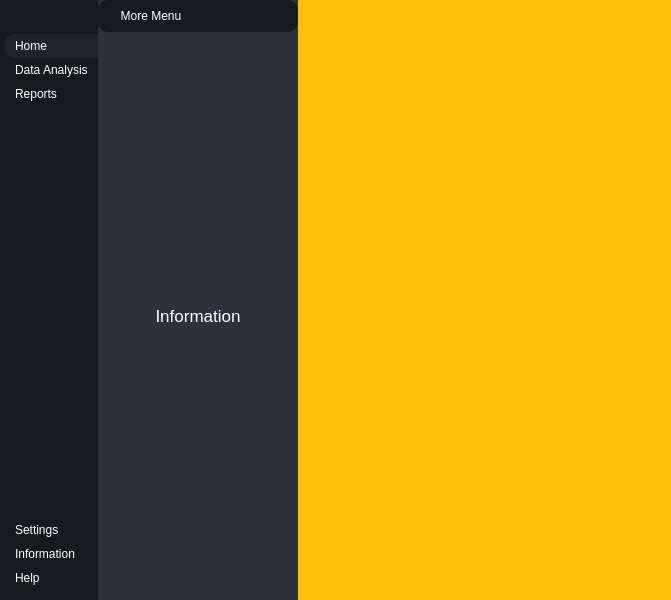
This is interface_22_modern_tutorial.ui in filipehlreis/22_modern_ui_tutorial as Qt 5 draws it before an edit. The edited form follows.
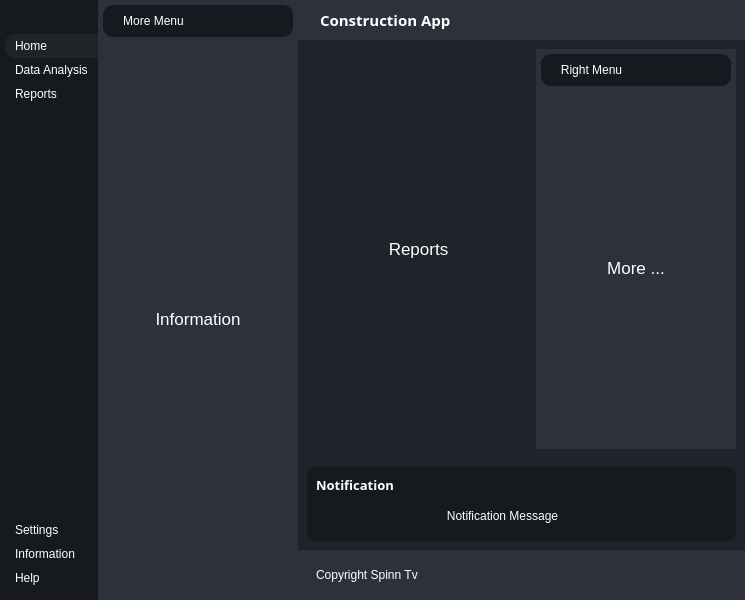
This is the edited form. The open tabs and pages were chosen to show the change. Icons and pictures are not drawn.

Commit message: done until minute 44. beginning python code.

Diff of the .ui file:
```diff
--- a/interface_22_modern_tutorial.ui
+++ b/interface_22_modern_tutorial.ui
@@ -6,7 +6,7 @@
    <rect>
     <x>0</x>
     <y>0</y>
-    <width>671</width>
+    <width>745</width>
     <height>600</height>
    </rect>
   </property>
@@ -37,13 +37,17 @@
 	border-bottom-left-radius: 10px;
 }
 
-#centerMenuSubContainer{
+#centerMenuSubContainer, #rightMenuSubContainer{
 	background-color: #2c313c;
 }
 
-#frame_6{
+#frame_6, #frame_8, #popupNotificationSubContainer{
 	background-color: #16191d;
 border-radius: 10px;
+}
+
+#headerContainer, #footerContainer{
+	background-color: #2c313c;
 }</string>
   </property>
   <widget class="QWidget" name="centralwidget">
@@ -391,19 +395,19 @@
          </property>
          <layout class="QVBoxLayout" name="verticalLayout_6">
           <property name="spacing">
-           <number>0</number>
+           <number>5</number>
           </property>
           <property name="leftMargin">
-           <number>0</number>
+           <number>5</number>
           </property>
           <property name="topMargin">
-           <number>0</number>
+           <number>5</number>
           </property>
           <property name="rightMargin">
-           <number>0</number>
+           <number>5</number>
           </property>
           <property name="bottomMargin">
-           <number>0</number>
+           <number>5</number>
           </property>
           <item alignment="Qt::AlignTop">
            <widget class="QFrame" name="frame_6">
@@ -529,8 +533,567 @@
        </sizepolicy>
       </property>
       <property name="styleSheet">
-       <string notr="true">background-color: rgb(255, 194, 12);</string>
+       <string notr="true"/>
       </property>
+      <layout class="QVBoxLayout" name="verticalLayout_10">
+       <property name="spacing">
+        <number>0</number>
+       </property>
+       <property name="leftMargin">
+        <number>0</number>
+       </property>
+       <property name="topMargin">
+        <number>0</number>
+       </property>
+       <property name="rightMargin">
+        <number>0</number>
+       </property>
+       <property name="bottomMargin">
+        <number>0</number>
+       </property>
+       <item alignment="Qt::AlignTop">
+        <widget class="QWidget" name="headerContainer" native="true">
+         <layout class="QHBoxLayout" name="horizontalLayout_5">
+          <item alignment="Qt::AlignLeft">
+           <widget class="QFrame" name="frame_4">
+            <property name="frameShape">
+             <enum>QFrame::StyledPanel</enum>
+            </property>
+            <property name="frameShadow">
+             <enum>QFrame::Raised</enum>
+            </property>
+            <layout class="QHBoxLayout" name="horizontalLayout_7">
+             <property name="spacing">
+              <number>6</number>
+             </property>
+             <property name="leftMargin">
+              <number>0</number>
+             </property>
+             <property name="topMargin">
+              <number>0</number>
+             </property>
+             <property name="rightMargin">
+              <number>0</number>
+             </property>
+             <property name="bottomMargin">
+              <number>0</number>
+             </property>
+             <item>
+              <widget class="QLabel" name="label_5">
+               <property name="maximumSize">
+                <size>
+                 <width>30</width>
+                 <height>30</height>
+                </size>
+               </property>
+               <property name="text">
+                <string/>
+               </property>
+               <property name="pixmap">
+                <pixmap resource="resources.qrc">:/images/assets/logo_construction.png</pixmap>
+               </property>
+               <property name="scaledContents">
+                <bool>true</bool>
+               </property>
+              </widget>
+             </item>
+             <item>
+              <widget class="QLabel" name="label_6">
+               <property name="font">
+                <font>
+                 <family>Noto Sans</family>
+                 <pointsize>11</pointsize>
+                 <weight>75</weight>
+                 <bold>true</bold>
+                </font>
+               </property>
+               <property name="text">
+                <string>Construction App</string>
+               </property>
+              </widget>
+             </item>
+            </layout>
+           </widget>
+          </item>
+          <item alignment="Qt::AlignHCenter">
+           <widget class="QFrame" name="frame_5">
+            <property name="frameShape">
+             <enum>QFrame::StyledPanel</enum>
+            </property>
+            <property name="frameShadow">
+             <enum>QFrame::Raised</enum>
+            </property>
+            <layout class="QHBoxLayout" name="horizontalLayout_6">
+             <property name="leftMargin">
+              <number>0</number>
+             </property>
+             <property name="topMargin">
+              <number>0</number>
+             </property>
+             <property name="rightMargin">
+              <number>0</number>
+             </property>
+             <property name="bottomMargin">
+              <number>0</number>
+             </property>
+             <item>
+              <widget class="QPushButton" name="pushButton_6">
+               <property name="toolTip">
+                <string>More</string>
+               </property>
+               <property name="text">
+                <string/>
+               </property>
+               <property name="icon">
+                <iconset resource="resources.qrc">
+                 <normaloff>:/icons/icons/feather-WHITE/more-horizontal.svg</normaloff>:/icons/icons/feather-WHITE/more-horizontal.svg</iconset>
+               </property>
+               <property name="iconSize">
+                <size>
+                 <width>24</width>
+                 <height>24</height>
+                </size>
+               </property>
+              </widget>
+             </item>
+             <item>
+              <widget class="QPushButton" name="pushButton_5">
+               <property name="toolTip">
+                <string>Profile</string>
+               </property>
+               <property name="text">
+                <string/>
+               </property>
+               <property name="icon">
+                <iconset resource="resources.qrc">
+                 <normaloff>:/icons/icons/feather-WHITE/user.svg</normaloff>:/icons/icons/feather-WHITE/user.svg</iconset>
+               </property>
+               <property name="iconSize">
+                <size>
+                 <width>24</width>
+                 <height>24</height>
+                </size>
+               </property>
+              </widget>
+             </item>
+            </layout>
+           </widget>
+          </item>
+          <item alignment="Qt::AlignRight">
+           <widget class="QFrame" name="frame_7">
+            <property name="frameShape">
+             <enum>QFrame::StyledPanel</enum>
+            </property>
+            <property name="frameShadow">
+             <enum>QFrame::Raised</enum>
+            </property>
+            <layout class="QHBoxLayout" name="horizontalLayout_3">
+             <property name="leftMargin">
+              <number>0</number>
+             </property>
+             <property name="topMargin">
+              <number>0</number>
+             </property>
+             <property name="rightMargin">
+              <number>0</number>
+             </property>
+             <property name="bottomMargin">
+              <number>0</number>
+             </property>
+             <item>
+              <widget class="QPushButton" name="pushButton_2">
+               <property name="toolTip">
+                <string>Minimize Window</string>
+               </property>
+               <property name="text">
+                <string/>
+               </property>
+               <property name="icon">
+                <iconset resource="resources.qrc">
+                 <normaloff>:/icons/icons/feather-WHITE/minus.svg</normaloff>:/icons/icons/feather-WHITE/minus.svg</iconset>
+               </property>
+              </widget>
+             </item>
+             <item>
+              <widget class="QPushButton" name="pushButton_3">
+               <property name="toolTip">
+                <string>Restore Window</string>
+               </property>
+               <property name="text">
+                <string/>
+               </property>
+               <property name="icon">
+                <iconset resource="resources.qrc">
+                 <normaloff>:/icons/icons/feather-WHITE/square.svg</normaloff>:/icons/icons/feather-WHITE/square.svg</iconset>
+               </property>
+              </widget>
+             </item>
+             <item>
+              <widget class="QPushButton" name="pushButton_4">
+               <property name="toolTip">
+                <string>Close Window</string>
+               </property>
+               <property name="text">
+                <string/>
+               </property>
+               <property name="icon">
+                <iconset resource="resources.qrc">
+                 <normaloff>:/icons/icons/feather-WHITE/x.svg</normaloff>:/icons/icons/feather-WHITE/x.svg</iconset>
+               </property>
+              </widget>
+             </item>
+            </layout>
+           </widget>
+          </item>
+         </layout>
+        </widget>
+       </item>
+       <item>
+        <widget class="QWidget" name="mainBodyContent" native="true">
+         <property name="sizePolicy">
+          <sizepolicy hsizetype="Preferred" vsizetype="Expanding">
+           <horstretch>0</horstretch>
+           <verstretch>0</verstretch>
+          </sizepolicy>
+         </property>
+         <layout class="QHBoxLayout" name="horizontalLayout_8">
+          <item>
+           <widget class="QWidget" name="mainContentsContainer" native="true">
+            <layout class="QVBoxLayout" name="verticalLayout_15">
+             <item>
+              <widget class="QStackedWidget" name="stackedWidget_3">
+               <property name="currentIndex">
+                <number>2</number>
+               </property>
+               <widget class="QWidget" name="page_6">
+                <layout class="QVBoxLayout" name="verticalLayout_16">
+                 <item>
+                  <widget class="QLabel" name="label_10">
+                   <property name="font">
+                    <font>
+                     <pointsize>13</pointsize>
+                    </font>
+                   </property>
+                   <property name="text">
+                    <string>Home</string>
+                   </property>
+                   <property name="alignment">
+                    <set>Qt::AlignCenter</set>
+                   </property>
+                  </widget>
+                 </item>
+                </layout>
+               </widget>
+               <widget class="QWidget" name="page_7">
+                <layout class="QVBoxLayout" name="verticalLayout_17">
+                 <item>
+                  <widget class="QLabel" name="label_11">
+                   <property name="font">
+                    <font>
+                     <pointsize>13</pointsize>
+                    </font>
+                   </property>
+                   <property name="text">
+                    <string>Data Analysis</string>
+                   </property>
+                   <property name="alignment">
+                    <set>Qt::AlignCenter</set>
+                   </property>
+                  </widget>
+                 </item>
+                </layout>
+               </widget>
+               <widget class="QWidget" name="page_8">
+                <layout class="QVBoxLayout" name="verticalLayout_18">
+                 <item>
+                  <widget class="QLabel" name="label_12">
+                   <property name="font">
+                    <font>
+                     <pointsize>13</pointsize>
+                    </font>
+                   </property>
+                   <property name="text">
+                    <string>Reports</string>
+                   </property>
+                   <property name="alignment">
+                    <set>Qt::AlignCenter</set>
+                   </property>
+                  </widget>
+                 </item>
+                </layout>
+               </widget>
+              </widget>
+             </item>
+            </layout>
+           </widget>
+          </item>
+          <item alignment="Qt::AlignRight">
+           <widget class="QWidget" name="rightMenuContainer" native="true">
+            <property name="minimumSize">
+             <size>
+              <width>200</width>
+              <height>0</height>
+             </size>
+            </property>
+            <layout class="QVBoxLayout" name="verticalLayout_11">
+             <property name="spacing">
+              <number>0</number>
+             </property>
+             <property name="leftMargin">
+              <number>0</number>
+             </property>
+             <property name="topMargin">
+              <number>0</number>
+             </property>
+             <property name="rightMargin">
+              <number>0</number>
+             </property>
+             <property name="bottomMargin">
+              <number>0</number>
+             </property>
+             <item>
+              <widget class="QWidget" name="rightMenuSubContainer" native="true">
+               <property name="minimumSize">
+                <size>
+                 <width>200</width>
+                 <height>0</height>
+                </size>
+               </property>
+               <layout class="QVBoxLayout" name="verticalLayout_12">
+                <property name="spacing">
+                 <number>5</number>
+                </property>
+                <property name="leftMargin">
+                 <number>5</number>
+                </property>
+                <property name="topMargin">
+                 <number>5</number>
+                </property>
+                <property name="rightMargin">
+                 <number>5</number>
+                </property>
+                <property name="bottomMargin">
+                 <number>5</number>
+                </property>
+                <item>
+                 <widget class="QFrame" name="frame_8">
+                  <property name="frameShape">
+                   <enum>QFrame::StyledPanel</enum>
+                  </property>
+                  <property name="frameShadow">
+                   <enum>QFrame::Raised</enum>
+                  </property>
+                  <layout class="QHBoxLayout" name="horizontalLayout_9">
+                   <item>
+                    <widget class="QLabel" name="label_7">
+                     <property name="text">
+                      <string>Right Menu</string>
+                     </property>
+                     <property name="alignment">
+                      <set>Qt::AlignCenter</set>
+                     </property>
+                    </widget>
+                   </item>
+                   <item alignment="Qt::AlignRight">
+                    <widget class="QPushButton" name="pushButton_7">
+                     <property name="toolTip">
+                      <string>Close Menu</string>
+                     </property>
+                     <property name="text">
+                      <string/>
+                     </property>
+                     <property name="icon">
+                      <iconset resource="resources.qrc">
+                       <normaloff>:/icons/icons/feather-WHITE/x-circle.svg</normaloff>:/icons/icons/feather-WHITE/x-circle.svg</iconset>
+                     </property>
+                     <property name="iconSize">
+                      <size>
+                       <width>24</width>
+                       <height>24</height>
+                      </size>
+                     </property>
+                    </widget>
+                   </item>
+                  </layout>
+                 </widget>
+                </item>
+                <item>
+                 <widget class="QStackedWidget" name="stackedWidget_2">
+                  <property name="currentIndex">
+                   <number>1</number>
+                  </property>
+                  <widget class="QWidget" name="page_4">
+                   <layout class="QVBoxLayout" name="verticalLayout_13">
+                    <item>
+                     <widget class="QLabel" name="label_8">
+                      <property name="font">
+                       <font>
+                        <pointsize>13</pointsize>
+                       </font>
+                      </property>
+                      <property name="text">
+                       <string>Profile</string>
+                      </property>
+                      <property name="alignment">
+                       <set>Qt::AlignCenter</set>
+                      </property>
+                     </widget>
+                    </item>
+                   </layout>
+                  </widget>
+                  <widget class="QWidget" name="page_5">
+                   <layout class="QVBoxLayout" name="verticalLayout_14">
+                    <item>
+                     <widget class="QLabel" name="label_9">
+                      <property name="font">
+                       <font>
+                        <pointsize>13</pointsize>
+                       </font>
+                      </property>
+                      <property name="text">
+                       <string>More ...</string>
+                      </property>
+                      <property name="alignment">
+                       <set>Qt::AlignCenter</set>
+                      </property>
+                     </widget>
+                    </item>
+                   </layout>
+                  </widget>
+                 </widget>
+                </item>
+               </layout>
+              </widget>
+             </item>
+            </layout>
+           </widget>
+          </item>
+         </layout>
+        </widget>
+       </item>
+       <item>
+        <widget class="QWidget" name="popupNotificationContainer" native="true">
+         <layout class="QVBoxLayout" name="verticalLayout_19">
+          <item>
+           <widget class="QWidget" name="popupNotificationSubContainer" native="true">
+            <layout class="QVBoxLayout" name="verticalLayout_20">
+             <item>
+              <widget class="QLabel" name="label_14">
+               <property name="font">
+                <font>
+                 <family>Noto Sans</family>
+                 <pointsize>10</pointsize>
+                 <weight>75</weight>
+                 <bold>true</bold>
+                </font>
+               </property>
+               <property name="text">
+                <string>Notification</string>
+               </property>
+              </widget>
+             </item>
+             <item>
+              <widget class="QFrame" name="frame_9">
+               <property name="frameShape">
+                <enum>QFrame::StyledPanel</enum>
+               </property>
+               <property name="frameShadow">
+                <enum>QFrame::Raised</enum>
+               </property>
+               <layout class="QHBoxLayout" name="horizontalLayout_10">
+                <item>
+                 <widget class="QLabel" name="label_13">
+                  <property name="sizePolicy">
+                   <sizepolicy hsizetype="Expanding" vsizetype="Preferred">
+                    <horstretch>0</horstretch>
+                    <verstretch>0</verstretch>
+                   </sizepolicy>
+                  </property>
+                  <property name="text">
+                   <string>Notification Message</string>
+                  </property>
+                  <property name="alignment">
+                   <set>Qt::AlignCenter</set>
+                  </property>
+                 </widget>
+                </item>
+                <item alignment="Qt::AlignRight">
+                 <widget class="QPushButton" name="pushButton_8">
+                  <property name="toolTip">
+                   <string>Close Notification</string>
+                  </property>
+                  <property name="text">
+                   <string/>
+                  </property>
+                  <property name="icon">
+                   <iconset resource="resources.qrc">
+                    <normaloff>:/icons/icons/feather-WHITE/x-octagon.svg</normaloff>:/icons/icons/feather-WHITE/x-octagon.svg</iconset>
+                  </property>
+                  <property name="iconSize">
+                   <size>
+                    <width>24</width>
+                    <height>24</height>
+                   </size>
+                  </property>
+                 </widget>
+                </item>
+               </layout>
+              </widget>
+             </item>
+            </layout>
+           </widget>
+          </item>
+         </layout>
+        </widget>
+       </item>
+       <item>
+        <widget class="QWidget" name="footerContainer" native="true">
+         <layout class="QHBoxLayout" name="horizontalLayout_11">
+          <item>
+           <widget class="QFrame" name="frame_10">
+            <property name="frameShape">
+             <enum>QFrame::StyledPanel</enum>
+            </property>
+            <property name="frameShadow">
+             <enum>QFrame::Raised</enum>
+            </property>
+            <layout class="QHBoxLayout" name="horizontalLayout_12">
+             <item>
+              <widget class="QLabel" name="label_15">
+               <property name="text">
+                <string>Copyright Spinn Tv</string>
+               </property>
+              </widget>
+             </item>
+            </layout>
+           </widget>
+          </item>
+          <item>
+           <widget class="QFrame" name="sizeGrip">
+            <property name="minimumSize">
+             <size>
+              <width>10</width>
+              <height>10</height>
+             </size>
+            </property>
+            <property name="maximumSize">
+             <size>
+              <width>10</width>
+              <height>10</height>
+             </size>
+            </property>
+            <property name="frameShape">
+             <enum>QFrame::StyledPanel</enum>
+            </property>
+            <property name="frameShadow">
+             <enum>QFrame::Raised</enum>
+            </property>
+           </widget>
+          </item>
+         </layout>
+        </widget>
+       </item>
+      </layout>
      </widget>
     </item>
    </layout>
```
Left out of the diff: 5 changed lines with no effect on the pictures. The commit also changes 1 other file.
